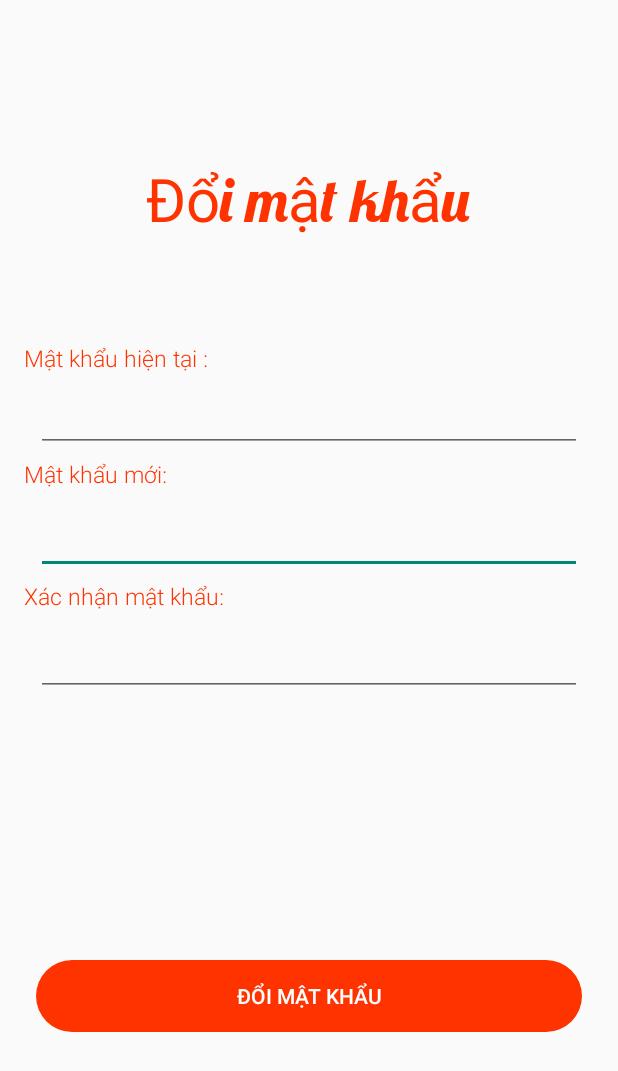
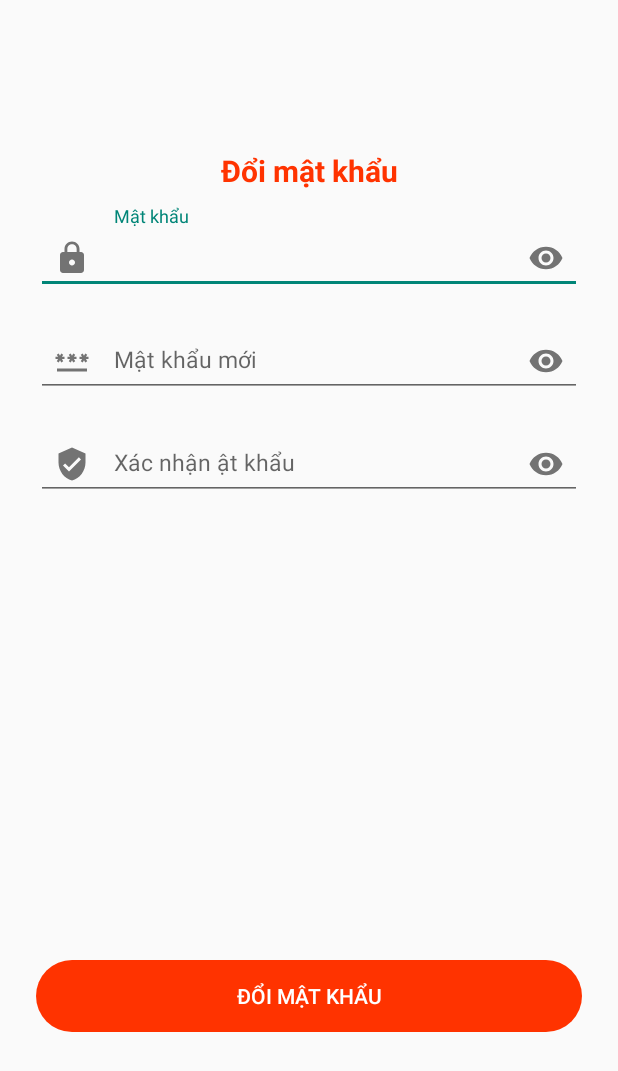
Before and after one commit to Thuong-22/ORDER-FOOD, an Android app: the ChangePasswordActivity screen opened directly, with no data from a screen before it, on a phone screen of 412 x 824 dp. Shown: the top 1071 px of the screen. Run offline under Robolectric (Android 15) with nearby library versions, the phone set to English and light mode, and no system bars; our stand-ins replace Firebase (no records; nobody signed in at launch, a user with empty details on screens opened directly); Roboto replaces fonts that are not available here; 1 statement that could not run was skipped.

Commit message:
edit edittext

```diff
--- a/app/src/main/java/com/example/mobileappdev_nt118n11/SignIn.java
+++ b/app/src/main/java/com/example/mobileappdev_nt118n11/SignIn.java
@@ -26,7 +26,7 @@ public class SignIn extends AppCompatActivity {
     EditText etUsername,etPassword;
     Button btnSignIn;
     TextView tvRegister, tvForgot;
-    @SuppressLint("MissingInflatedId")
+
     @Override
     protected void onCreate(Bundle savedInstanceState)
     {
--- /dev/null
+++ b/app/src/main/res/drawable/ic_baseline_password_24.xml
@@ -0,0 +1,5 @@
+<vector android:height="24dp" android:tint="#D3D3D3"
+    android:viewportHeight="24" android:viewportWidth="24"
+    android:width="24dp" xmlns:android="http://schemas.android.com/apk/res/android">
+    <path android:fillColor="@android:color/white" android:pathData="M2,17h20v2H2V17zM3.15,12.95L4,11.47l0.85,1.48l1.3,-0.75L5.3,10.72H7v-1.5H5.3l0.85,-1.47L4.85,7L4,8.47L3.15,7l-1.3,0.75L2.7,9.22H1v1.5h1.7L1.85,12.2L3.15,12.95zM9.85,12.2l1.3,0.75L12,11.47l0.85,1.48l1.3,-0.75l-0.85,-1.48H15v-1.5h-1.7l0.85,-1.47L12.85,7L12,8.47L11.15,7l-1.3,0.75l0.85,1.47H9v1.5h1.7L9.85,12.2zM23,9.22h-1.7l0.85,-1.47L20.85,7L20,8.47L19.15,7l-1.3,0.75l0.85,1.47H17v1.5h1.7l-0.85,1.48l1.3,0.75L20,11.47l0.85,1.48l1.3,-0.75l-0.85,-1.48H23V9.22z"/>
+</vector>
--- a/app/src/main/res/layout/activity_change_password.xml
+++ b/app/src/main/res/layout/activity_change_password.xml
@@ -10,91 +10,80 @@
         android:id="@+id/tv_changepassword"
         android:layout_width="wrap_content"
         android:layout_height="wrap_content"
-        android:layout_marginTop="108dp"
-        android:fontFamily="@font/lobster"
+        android:layout_marginTop="100dp"
+        android:fontFamily="sans-serif"
+        android:textStyle="bold"
         android:text="Đổi mật khẩu"
         android:textAppearance="@style/TextAppearance.AppCompat.Body1"
         android:textColor="@color/orange"
-        android:textSize="40sp"
-        app:layout_constraintHorizontal_bias="0.496"
+        android:textSize="@dimen/text_size_middle"
+        app:layout_constraintHorizontal_bias="0.5"
         app:layout_constraintLeft_toLeftOf="parent"
         app:layout_constraintRight_toRightOf="parent"
         app:layout_constraintTop_toTopOf="parent" />
 
-    <EditText
-        android:id="@+id/et_changepassword_newpassword"
-        android:layout_width="0dp"
+    <com.google.android.material.textfield.TextInputLayout
+        android:id="@+id/til_changepassword_pass"
+        android:layout_width="match_parent"
         android:layout_height="wrap_content"
-        android:layout_marginHorizontal="24dp"
-        android:layout_marginTop="8dp"
-        android:inputType="textPassword"
-        android:textSize="@dimen/text_size_middle"
+        android:hint="Mật khẩu"
+        app:startIconDrawable="@drawable/ic_baseline_lock_24_gray"
+        app:layout_constraintTop_toBottomOf="@id/tv_changepassword"
         app:layout_constraintLeft_toLeftOf="parent"
         app:layout_constraintRight_toRightOf="parent"
-        app:layout_constraintTop_toBottomOf="@id/tv_changepassword_newpassword" />
+        android:layout_marginHorizontal="24dp"
+        app:endIconMode="password_toggle"
+        android:layout_marginTop="10dp">
 
-    <EditText
-        android:id="@+id/et_changepassword_password"
-        android:layout_width="0dp"
+        <com.google.android.material.textfield.TextInputEditText
+            android:id="@+id/et_changepassword_password"
+            android:layout_width="match_parent"
+            android:layout_height="wrap_content"
+            android:inputType="textPassword"
+            android:textSize="@dimen/text_size_small"/>
+    </com.google.android.material.textfield.TextInputLayout>
+
+    <com.google.android.material.textfield.TextInputLayout
+        android:id="@+id/til_changepassword_newpass"
+        android:layout_width="match_parent"
         android:layout_height="wrap_content"
-        android:layout_marginHorizontal="24dp"
-        android:layout_marginTop="4dp"
-        android:inputType="textPassword"
-        android:textSize="@dimen/text_size_middle"
+        android:hint="Mật khẩu mới"
+        app:startIconDrawable="@drawable/ic_baseline_password_24"
+        app:layout_constraintTop_toBottomOf="@id/til_changepassword_pass"
         app:layout_constraintLeft_toLeftOf="parent"
         app:layout_constraintRight_toRightOf="parent"
-        app:layout_constraintTop_toBottomOf="@id/tv_changepass_password" />
+        android:layout_marginHorizontal="24dp"
+        app:endIconMode="password_toggle"
+        android:layout_marginTop="10dp">
 
-    <TextView
-        android:id="@+id/tv_signup_pass"
-        android:layout_width="wrap_content"
+        <com.google.android.material.textfield.TextInputEditText
+            android:id="@+id/et_changepassword_newpassword"
+            android:layout_width="match_parent"
+            android:layout_height="wrap_content"
+            android:inputType="textPassword"
+            android:textSize="@dimen/text_size_small"/>
+    </com.google.android.material.textfield.TextInputLayout>
+
+    <com.google.android.material.textfield.TextInputLayout
+        android:id="@+id/til_changepassword_confirmpass"
+        android:layout_width="match_parent"
         android:layout_height="wrap_content"
-        android:layout_marginLeft="16dp"
-        android:layout_marginTop="4dp"
-        android:fontFamily="sans-serif-light"
-        android:text="@string/confim_password"
-        android:textColor="@color/orange"
-        android:textSize="@dimen/text_size_small"
-        app:layout_constraintLeft_toLeftOf="parent"
-        app:layout_constraintTop_toBottomOf="@+id/et_changepassword_newpassword" />
-
-    <EditText
-        android:id="@+id/et_changepassword_confimpassword"
-        android:layout_width="0dp"
-        android:layout_height="wrap_content"
-        android:layout_marginHorizontal="24dp"
-        android:layout_marginTop="8dp"
-        android:inputType="textPassword"
-        android:textSize="@dimen/text_size_middle"
+        android:hint="Xác nhận ật khẩu"
+        app:startIconDrawable="@drawable/ic_baseline_verified_user_24"
+        app:layout_constraintTop_toBottomOf="@id/til_changepassword_newpass"
         app:layout_constraintLeft_toLeftOf="parent"
         app:layout_constraintRight_toRightOf="parent"
-        app:layout_constraintTop_toBottomOf="@id/tv_signup_pass" />
+        android:layout_marginHorizontal="24dp"
+        app:endIconMode="password_toggle"
+        android:layout_marginTop="10dp">
 
-    <TextView
-        android:id="@+id/tv_changepass_password"
-        android:layout_width="wrap_content"
-        android:layout_height="wrap_content"
-        android:layout_marginLeft="16dp"
-        android:layout_marginTop="60dp"
-        android:fontFamily="sans-serif-light"
-        android:text="Mật khẩu hiện tại :"
-        android:textColor="@color/orange"
-        android:textSize="@dimen/text_size_small"
-        app:layout_constraintLeft_toLeftOf="parent"
-        app:layout_constraintTop_toBottomOf="@+id/tv_changepassword" />
-
-    <TextView
-        android:id="@+id/tv_changepassword_newpassword"
-        android:layout_width="wrap_content"
-        android:layout_height="wrap_content"
-        android:layout_marginLeft="16dp"
-        android:layout_marginTop="4dp"
-        android:fontFamily="sans-serif-light"
-        android:text="@string/new_password"
-        android:textColor="@color/orange"
-        android:textSize="@dimen/text_size_small"
-        app:layout_constraintLeft_toLeftOf="parent"
-        app:layout_constraintTop_toBottomOf="@+id/et_changepassword_password" />
+        <com.google.android.material.textfield.TextInputEditText
+            android:id="@+id/et_changepassword_confimpassword"
+            android:layout_width="match_parent"
+            android:layout_height="wrap_content"
+            android:inputType="textPassword"
+            android:textSize="@dimen/text_size_small"/>
+    </com.google.android.material.textfield.TextInputLayout>
 
     <Button
         android:id="@+id/btn_change_password"
```
Also changed, not shown: app/src/main/java/com/example/mobileappdev_nt118n11/ForgotPassword.java (+7 -0 lines), app/src/main/res/layout/activity_forgot_password.xml (+24 -15 lines), app/src/main/res/layout/activity_reset_password.xml (+34 -18 lines).
